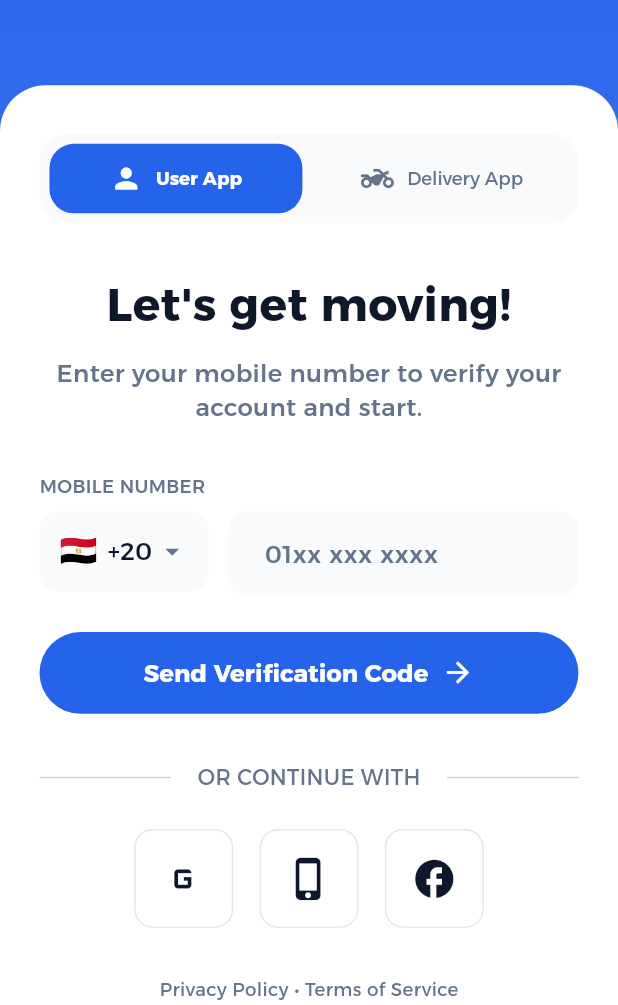
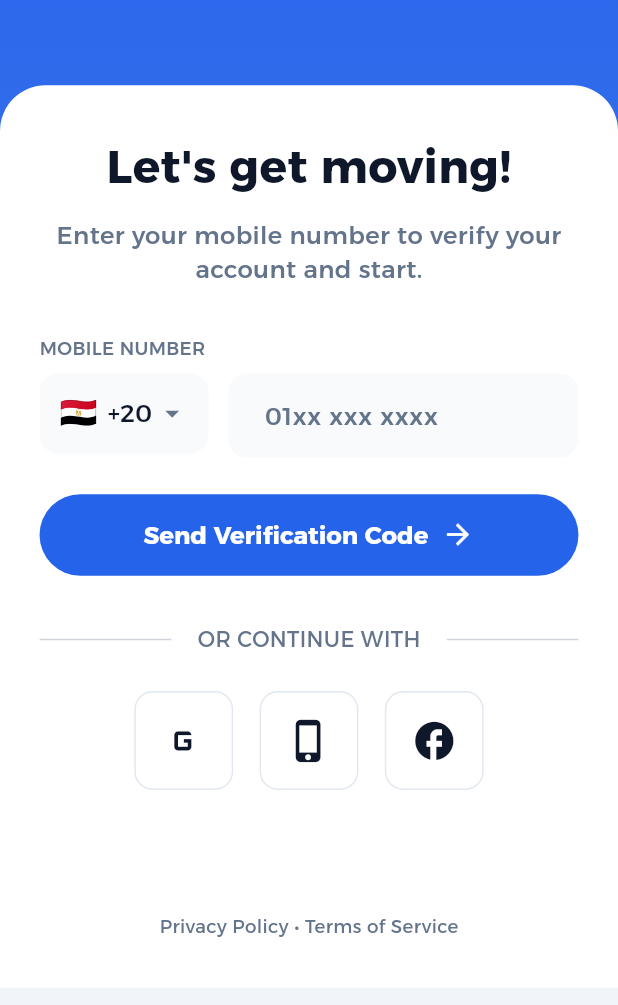
Before and after one commit to AkramMousa458/wasel_app, a Flutter app: the screen it shows after launch, on a phone screen of 412 x 824 dp, the part 231-1236 px from its top. Run offline on Flutter 3.47's test engine with Material 3 defaults, Android fonts, the phone set to English and light mode, and no system bars; our stand-ins replace connectivity_plus, dio, equatable, flutter_bloc, flutter_screenutil, flutter_translate and 6 more.

Commit message:
remove the type select icon

```diff
--- a/lib/features/auth/presentation/widgets/app_type_option.dart
+++ /dev/null
@@ -1,112 +0,0 @@
-import 'package:flutter/material.dart';
-import 'package:flutter_screenutil/flutter_screenutil.dart';
-import 'package:wasel/core/utils/app_colors.dart';
-import 'package:wasel/core/utils/app_styles.dart';
-
-class AppTypeOption extends StatefulWidget {
-  final bool isSelected;
-  final bool isDark;
-  final IconData icon;
-  final String label;
-  final VoidCallback onTap;
-
-  const AppTypeOption({
-    super.key,
-    required this.isSelected,
-    required this.isDark,
-    required this.icon,
-    required this.label,
-    required this.onTap,
-  });
-
-  @override
-  State<AppTypeOption> createState() => _AppTypeOptionState();
-}
-
-class _AppTypeOptionState extends State<AppTypeOption> {
-  bool _isPressed = false;
-
-  @override
-  Widget build(BuildContext context) {
-    return GestureDetector(
-      onTapDown: (_) {
-        setState(() {
-          _isPressed = true;
-        });
-      },
-      onTapUp: (_) {
-        setState(() {
-          _isPressed = false;
-        });
-        widget.onTap();
-      },
-      onTapCancel: () {
-        setState(() {
-          _isPressed = false;
-        });
-      },
-      child: TweenAnimationBuilder<double>(
-        tween: Tween(begin: 0.0, end: widget.isSelected ? 1.0 : 0.0),
-        duration: const Duration(milliseconds: 200),
-        curve: Curves.easeInOutCubic,
-        builder: (context, value, child) {
-          return AnimatedScale(
-            scale: _isPressed ? 0.95 : 1.0,
-            duration: const Duration(milliseconds: 100),
-            curve: Curves.easeInOut,
-            child: AnimatedContainer(
-              duration: const Duration(milliseconds: 200),
-              curve: Curves.easeInOutCubic,
-              padding: EdgeInsets.symmetric(vertical: 12.h),
-              decoration: BoxDecoration(
-                color: Color.lerp(Colors.transparent, AppColors.primary, value),
-                borderRadius: BorderRadius.circular(16.r),
-              ),
-              child: Row(
-                mainAxisAlignment: MainAxisAlignment.center,
-                children: [
-                  AnimatedSwitcher(
-                    duration: const Duration(milliseconds: 200),
-                    transitionBuilder: (child, animation) {
-                      return ScaleTransition(scale: animation, child: child);
-                    },
-                    child: Icon(
-                      widget.icon,
-                      key: ValueKey('${widget.icon}-${widget.isSelected}'),
-                      size: 20.w,
-                      color: Color.lerp(
-                        widget.isDark
-                            ? AppColors.darkTextSecondary
-                            : AppColors.lightTextSecondary,
-                        AppColors.white,
-                        value,
-                      ),
-                    ),
-                  ),
-                  SizedBox(width: 8.w),
-                  AnimatedDefaultTextStyle(
-                    duration: const Duration(milliseconds: 200),
-                    curve: Curves.easeInOutCubic,
-                    style: AppStyles.textstyle12.copyWith(
-                      color: Color.lerp(
-                        widget.isDark
-                            ? AppColors.darkTextSecondary
-                            : AppColors.lightTextSecondary,
-                        AppColors.white,
-                        value,
-                      ),
-                      fontWeight: widget.isSelected
-                          ? FontWeight.bold
-                          : FontWeight.normal,
-                    ),
-                    child: Text(widget.label),
-                  ),
-                ],
-              ),
-            ),
-          );
-        },
-      ),
-    );
-  }
-}
--- a/lib/features/auth/presentation/widgets/app_type_selector.dart
+++ /dev/null
@@ -1,52 +0,0 @@
-import 'package:flutter/material.dart';
-import 'package:flutter_screenutil/flutter_screenutil.dart';
-import 'package:flutter_translate/flutter_translate.dart';
-import 'package:wasel/core/utils/app_colors.dart';
-import 'package:wasel/features/auth/presentation/widgets/app_type_option.dart';
-
-class AppTypeSelector extends StatelessWidget {
-  final int selectedAppType;
-  final bool isDark;
-  final ValueChanged<int> onAppTypeChanged;
-
-  const AppTypeSelector({
-    super.key,
-    required this.selectedAppType,
-    required this.isDark,
-    required this.onAppTypeChanged,
-  });
-
-  @override
-  Widget build(BuildContext context) {
-    return Container(
-      padding: EdgeInsets.all(6.w),
-      decoration: BoxDecoration(
-        color: isDark ? AppColors.darkInputFill : AppColors.lightInputFill,
-        borderRadius: BorderRadius.circular(18.r),
-      ),
-      child: Row(
-        children: [
-          Expanded(
-            child: AppTypeOption(
-              isSelected: selectedAppType == 0,
-              isDark: isDark,
-              icon: Icons.person,
-              label: translate('user_app'),
-              onTap: () => onAppTypeChanged(0),
-            ),
-          ),
-          SizedBox(width: 8.w),
-          Expanded(
-            child: AppTypeOption(
-              isSelected: selectedAppType == 1,
-              isDark: isDark,
-              icon: Icons.two_wheeler,
-              label: translate('delivery_app'),
-              onTap: () => onAppTypeChanged(1),
-            ),
-          ),
-        ],
-      ),
-    );
-  }
-}
--- a/lib/features/auth/presentation/widgets/login_form_content.dart
+++ b/lib/features/auth/presentation/widgets/login_form_content.dart
@@ -3,7 +3,6 @@ import 'package:flutter_screenutil/flutter_screenutil.dart';
 import 'package:flutter_translate/flutter_translate.dart';
 import 'package:wasel/core/utils/app_colors.dart';
 import 'package:wasel/core/utils/app_styles.dart';
-import 'package:wasel/features/auth/presentation/widgets/app_type_selector.dart';
 import 'package:wasel/features/auth/presentation/widgets/mobile_number_input.dart';
 import 'package:wasel/features/auth/presentation/widgets/send_verification_button.dart';
 import 'package:wasel/features/auth/presentation/widgets/social_login_section.dart';
@@ -11,7 +10,6 @@ import 'package:wasel/features/auth/presentation/widgets/privacy_terms_footer.da
 
 class LoginFormContent extends StatelessWidget {
   final GlobalKey<FormState> formKey;
-  final int selectedAppType;
   final TextEditingController phoneController;
   final String selectedCountryCode;
   final bool isDark;
@@ -22,12 +20,10 @@ class LoginFormContent extends StatelessWidget {
   final VoidCallback? onFacebookTap;
   final VoidCallback? onPrivacyPolicyTap;
   final VoidCallback? onTermsOfServiceTap;
-  final ValueChanged<int> onAppTypeChanged;
 
   const LoginFormContent({
     super.key,
     required this.formKey,
-    required this.selectedAppType,
     required this.phoneController,
     required this.selectedCountryCode,
     required this.isDark,
@@ -38,7 +34,6 @@ class LoginFormContent extends StatelessWidget {
     this.onFacebookTap,
     this.onPrivacyPolicyTap,
     this.onTermsOfServiceTap,
-    required this.onAppTypeChanged,
   });
 
   @override
@@ -49,12 +44,12 @@ class LoginFormContent extends StatelessWidget {
         crossAxisAlignment: CrossAxisAlignment.stretch,
         children: [
           // App type selector
-          AppTypeSelector(
-            selectedAppType: selectedAppType,
-            isDark: isDark,
-            onAppTypeChanged: onAppTypeChanged,
-          ),
-          SizedBox(height: 32.h),
+          // AppTypeSelector(
+          //   selectedAppType: selectedAppType,
+          //   isDark: isDark,
+          //   onAppTypeChanged: onAppTypeChanged,
+          // ),
+          // SizedBox(height: 32.h),
 
           // Heading
           Text(
@@ -91,9 +86,7 @@ class LoginFormContent extends StatelessWidget {
           SizedBox(height: 24.h),
 
           // Send verification code button
-          SendVerificationButton(
-            onPressed: onSendVerificationCode,
-          ),
+          SendVerificationButton(onPressed: onSendVerificationCode),
           SizedBox(height: 32.h),
 
           // Social login section
@@ -103,7 +96,9 @@ class LoginFormContent extends StatelessWidget {
             onAppleTap: onAppleTap,
             onFacebookTap: onFacebookTap,
           ),
-          SizedBox(height: 32.h),
+
+          // Spacer to push footer to the bottom
+          SizedBox(height: MediaQuery.of(context).size.height * 0.1),
 
           // Privacy Policy and Terms of Service
           PrivacyTermsFooter(
--- a/lib/features/auth/presentation/widgets/login_screen_body.dart
+++ b/lib/features/auth/presentation/widgets/login_screen_body.dart
@@ -15,7 +15,6 @@ class LoginScreenBody extends StatefulWidget {
 }
 
 class _LoginScreenBodyState extends State<LoginScreenBody> {
-  int _selectedAppType = 0; // 0 = User App, 1 = Delivery App
   final TextEditingController _phoneController = TextEditingController();
   final String _selectedCountryCode = '+20';
   final GlobalKey<FormState> _formKey = GlobalKey<FormState>();
@@ -65,12 +64,6 @@ class _LoginScreenBodyState extends State<LoginScreenBody> {
     }
   }
 
-  void _handleAppTypeChanged(int index) {
-    setState(() {
-      _selectedAppType = index;
-    });
-  }
-
   @override
   Widget build(BuildContext context) {
     final isDark = Theme.of(context).brightness == Brightness.dark;
@@ -117,13 +110,11 @@ class _LoginScreenBodyState extends State<LoginScreenBody> {
                   ),
                   child: LoginFormContent(
                     formKey: _formKey,
-                    selectedAppType: _selectedAppType,
                     phoneController: _phoneController,
                     selectedCountryCode: _selectedCountryCode,
                     isDark: isDark,
                     phoneValidator: _validatePhoneNumber,
                     onSendVerificationCode: _handleSendVerificationCode,
-                    onAppTypeChanged: _handleAppTypeChanged,
                     onGoogleTap: () {
                       // Handle Google login
                     },
```
